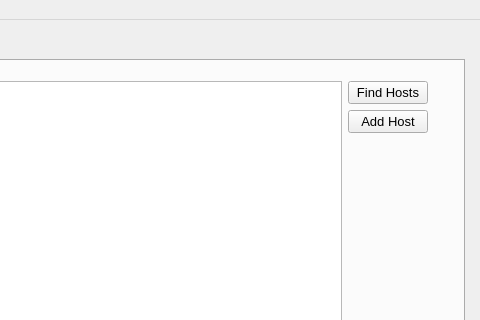
The window that lib/ui/MainWindow.ui (opalmer/pyfarm) describes before a commit, drawn with Qt 5; both pictures show x 495 to 975 and y 0 to 320 of the 975 by 893 pixel window.
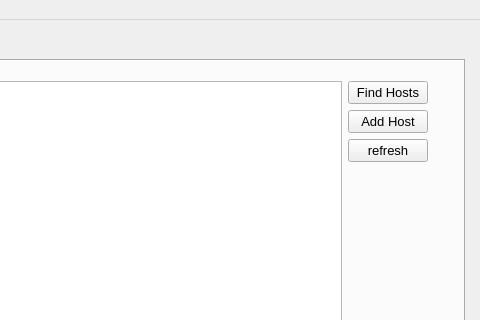
The same window after the commit. Icons and pictures are not drawn.

Commit message: readded refresh for dev, removed old db libs

```diff
--- a/lib/ui/MainWindow.ui
+++ b/lib/ui/MainWindow.ui
@@ -258,6 +258,23 @@
               </property>
              </widget>
             </item>
+            <item>
+             <widget class="QPushButton" name="refreshUi">
+              <property name="font">
+               <font>
+                <pointsize>10</pointsize>
+                <weight>50</weight>
+                <bold>false</bold>
+               </font>
+              </property>
+              <property name="statusTip">
+               <string>Manually add a host</string>
+              </property>
+              <property name="text">
+               <string>refresh</string>
+              </property>
+             </widget>
+            </item>
             <item>
              <spacer name="verticalSpacer">
               <property name="orientation">
```
The commit also changes 6 other files.
